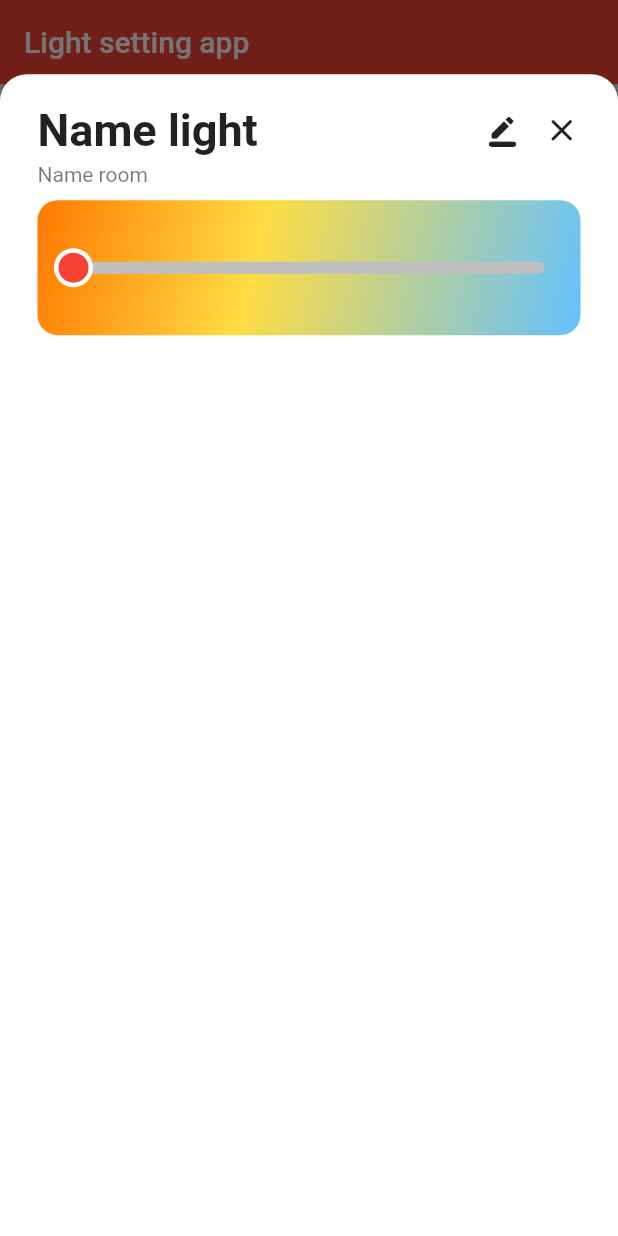
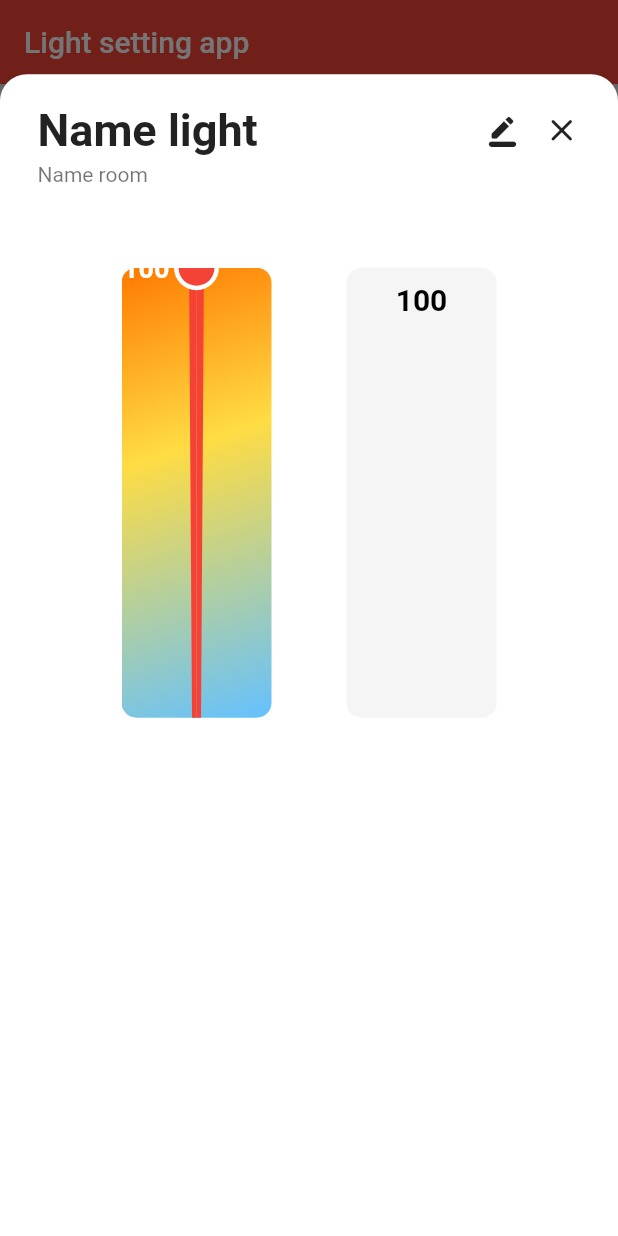
Before and after one commit to minhtringuyennn/brightness_control, a Flutter app: the screen it shows after launch, after a tap on "Show Setting", on a phone screen of 412 x 824 dp. Run offline on Flutter 3.47's test engine with Material 2 defaults, Android fonts, the phone set to English and light mode, and no system bars; our stand-ins replace get.

Commit message:
Finish view

```diff
--- /dev/null
+++ b/lib/Light Slider/customSlider.dart
@@ -0,0 +1,97 @@
+import 'package:brightness_control/Light%20Slider/customTrack.dart';
+import 'package:flutter/material.dart';
+import 'package:get/get.dart';
+
+class LightSlider extends StatefulWidget {
+  final double width;
+  final double height;
+
+  const LightSlider({Key? key, this.width = 100, this.height = 300})
+      : super(key: key);
+  @override
+  _LightSliderState createState() => _LightSliderState();
+}
+
+class _LightSliderState extends State<LightSlider> {
+  //Offset location = Offset(0.0, 0.0);
+  RxDouble dragPosition = 0.0.obs;
+  RxDouble dragPercentage = 100.0.obs;
+
+  void _onDragUpdate(DragUpdateDetails update) {
+    if (update.localPosition.dy > widget.height)
+      dragPosition.value = widget.height;
+    else
+      dragPosition.value = update.localPosition.dy;
+
+    if (update.localPosition.dy < 0) dragPosition.value = 0;
+
+    dragPosition.value = double.parse(dragPosition.toStringAsFixed(1));
+    dragPercentage.value = (1 - (dragPosition / widget.height)) * 100;
+  }
+
+  @override
+  Widget build(BuildContext context) {
+    return Container(
+      child: GestureDetector(
+        child: Stack(
+          alignment: Alignment.bottomCenter,
+          children: [
+            Container(
+              height: widget.height,
+              width: widget.width,
+              decoration: new BoxDecoration(
+                borderRadius: new BorderRadius.all(
+                  Radius.circular((widget.width * .1)),
+                ),
+                gradient: new LinearGradient(
+                  colors: [
+                    const Color.fromRGBO(255, 121, 0, 1),
+                    const Color.fromRGBO(255, 220, 67, 1),
+                    const Color.fromRGBO(100, 193, 255, 1),
+                  ],
+                  begin: const FractionalOffset(0.0, 0.0),
+                  end: const FractionalOffset(1.0, 1.0),
+                  stops: [0.0, 0.4, 1.0],
+                  tileMode: TileMode.clamp,
+                ),
+              ),
+            ),
+            Positioned(
+              left: widget.width / 2,
+              child: Container(
+                height: widget.height,
+                width: widget.width,
+                child: Obx(
+                  () => CustomPaint(
+                    painter: DrawLightTrack(
+                      sliderPosition: dragPosition.value,
+                      stroke_width: 8,
+                      color: Color.fromRGBO(182, 182, 182, 1),
+                    ),
+                  ),
+                ),
+              ),
+            ),
+            Positioned(
+              height: widget.height - dragPosition.value + 10,
+              width: widget.width,
+              right: widget.width - 32,
+              child: Text(
+                '${dragPercentage.round()}',
+                textDirection: TextDirection.rtl,
+                style: TextStyle(
+                  fontSize: 18,
+                  fontWeight: FontWeight.bold,
+                  color: Colors.white,
+                ),
+              ),
+            )
+          ],
+        ),
+        onVerticalDragUpdate: (update) {
+          setState(() => _onDragUpdate(update));
+        },
+      ),
+    );
+  }
+}
--- /dev/null
+++ b/lib/Light Slider/customTrack.dart
@@ -0,0 +1,83 @@
+import 'package:flutter/material.dart';
+
+class DrawLightTrack extends CustomPainter {
+  final double sliderPosition;
+  final double dragPercentage;
+  final Color color;
+  final trackShape, indicatorShape, indicatorBorder;
+  final double stroke_width;
+
+  DrawLightTrack({
+    this.sliderPosition = 0.0,
+    this.dragPercentage = 0.0,
+    required this.stroke_width,
+    this.color = Colors.black,
+  })  : trackShape = Paint()
+          ..color = color
+          ..strokeWidth = stroke_width
+          ..style = PaintingStyle.fill,
+        indicatorShape = Paint()
+          ..color = Colors.red
+          ..style = PaintingStyle.fill,
+        indicatorBorder = Paint()
+          ..color = Colors.white
+          ..style = PaintingStyle.fill;
+
+  @override
+  void paint(Canvas canvas, Size size) {
+    //_drawAnchor(canvas, size);
+    _drawLine(canvas, size);
+    _drawActiveLine(canvas, size);
+  }
+
+  @override
+  bool shouldRepaint(covariant CustomPainter oldDelegate) => true;
+
+  /* Draw components
+  void _drawAnchor(Canvas canvas, Size size) {
+    canvas.drawCircle(Offset(size.width * 0, size.height * 1/2), 7.5, trackShape);
+    canvas.drawCircle(Offset(size.width * 1, size.height * 1/2), 7.5, trackShape);
+  }*/
+  void _drawLine(Canvas canvas, Size size) {
+    canvas.drawRect(
+      Offset(-stroke_width / 2, 0) & Size(stroke_width, sliderPosition),
+      trackShape,
+    );
+  }
+
+  void _drawActiveLine(Canvas canvas, Size size) {
+    final shape = Paint()
+      ..strokeWidth = 5.0
+      ..strokeCap = StrokeCap.round
+      ..color = Colors.red;
+
+    final path1 = Path();
+    path1.moveTo(0, size.height);
+    path1.lineTo(-3, size.height);
+    path1.lineTo(-5, sliderPosition);
+    path1.lineTo(0, sliderPosition);
+
+    path1.close();
+    canvas.drawPath(path1, shape);
+
+    final path2 = Path();
+    path2.moveTo(0, size.height);
+    path2.lineTo(3, size.height);
+    path2.lineTo(5, sliderPosition);
+    path2.lineTo(0, sliderPosition);
+
+    path2.close();
+    canvas.drawPath(path2, shape);
+
+    canvas.drawCircle(
+      Offset(0, sliderPosition),
+      15.0,
+      indicatorBorder,
+    );
+    canvas.drawCircle(
+      Offset(0, sliderPosition),
+      12.0,
+      indicatorShape,
+    );
+  }
+}
--- /dev/null
+++ b/lib/Volume Slider/customSlider.dart
@@ -0,0 +1,81 @@
+import 'package:brightness_control/Volume%20Slider/customTrack.dart';
+import 'package:flutter/material.dart';
+import 'package:get/get.dart';
+
+class CustomSlider extends StatefulWidget {
+  final double width;
+  final double height;
+
+  const CustomSlider({Key? key, this.width = 100, this.height = 300})
+      : super(key: key);
+  @override
+  _CustomSliderState createState() => _CustomSliderState();
+}
+
+class _CustomSliderState extends State<CustomSlider> {
+  //Offset location = Offset(0.0, 0.0);
+  RxDouble dragPosition = 0.0.obs;
+  RxDouble dragPercentage = 100.0.obs;
+
+  void _onDragUpdate(DragUpdateDetails update) {
+    if (update.localPosition.dy > widget.height)
+      dragPosition.value = widget.height;
+    else
+      dragPosition.value = update.localPosition.dy;
+
+    if (update.localPosition.dy < 0) dragPosition.value = 0;
+
+    dragPosition.value = double.parse(dragPosition.toStringAsFixed(1));
+    dragPercentage.value = (1 - (dragPosition / widget.height)) * 100;
+  }
+
+  @override
+  Widget build(BuildContext context) {
+    return Container(
+      child: GestureDetector(
+        child: Stack(
+          alignment: Alignment.bottomCenter,
+          children: [
+            Container(
+              height: widget.height,
+              width: widget.width,
+              decoration: BoxDecoration(
+                borderRadius: BorderRadius.circular(widget.width * .1),
+                color: Colors.grey[100],
+              ),
+            ),
+            ClipRRect(
+              borderRadius: BorderRadius.circular(widget.width * .1),
+              child: Container(
+                height: widget.height,
+                width: widget.width,
+                child: Obx(
+                  () => CustomPaint(
+                    painter: DrawTrack(
+                      sliderPosition: dragPosition.value,
+                      stroke_width: widget.width,
+                    ),
+                  ),
+                ),
+              ),
+            ),
+            Positioned(
+              height: widget.height - dragPosition.value - 10,
+              child: Text(
+                '${dragPercentage.round()}',
+                style: TextStyle(
+                  fontSize: 20,
+                  fontWeight: FontWeight.bold,
+                  color: Colors.black,
+                ),
+              ),
+            )
+          ],
+        ),
+        onVerticalDragUpdate: (update) {
+          setState(() => _onDragUpdate(update));
+        },
+      ),
+    );
+  }
+}
--- /dev/null
+++ b/lib/Volume Slider/customTrack.dart
@@ -0,0 +1,60 @@
+import 'package:flutter/material.dart';
+
+class DrawTrack extends CustomPainter {
+  final double sliderPosition;
+  final double dragPercentage;
+  final Color color;
+  final trackShape, indicatorShape, indicatorBorder;
+  final double stroke_width;
+
+  DrawTrack({
+    this.sliderPosition = 0.0,
+    this.dragPercentage = 0.0,
+    required this.stroke_width,
+    this.color = Colors.black26,
+  })  : trackShape = Paint()
+          ..color = color
+          ..strokeWidth = stroke_width
+          ..style = PaintingStyle.fill,
+        indicatorShape = Paint()
+          ..color = Colors.red
+          ..style = PaintingStyle.fill,
+        indicatorBorder = Paint()
+          ..color = Colors.white
+          ..style = PaintingStyle.fill;
+
+  @override
+  void paint(Canvas canvas, Size size) {
+    //_drawAnchor(canvas, size);
+    _drawLine(canvas, size);
+    //_drawIndicator(canvas, size);
+  }
+
+  @override
+  bool shouldRepaint(covariant CustomPainter oldDelegate) => true;
+
+  /* Draw components
+  void _drawAnchor(Canvas canvas, Size size) {
+    canvas.drawCircle(Offset(size.width * 0, size.height * 1/2), 7.5, trackShape);
+    canvas.drawCircle(Offset(size.width * 1, size.height * 1/2), 7.5, trackShape);
+  }*/
+  void _drawLine(Canvas canvas, Size size) {
+    canvas.drawRect(
+      Offset(0, 0) & Size(stroke_width, sliderPosition),
+      trackShape,
+    );
+  }
+
+  /*void _drawIndicator(Canvas canvas, Size size) {
+    canvas.drawCircle(
+      Offset(0, sliderPosition),
+      15.0,
+      indicatorBorder,
+    );
+    canvas.drawCircle(
+      Offset(0, sliderPosition),
+      12.0,
+      indicatorShape,
+    );
+  }*/
+}
--- a/lib/custom_slider.dart
+++ /dev/null
@@ -1,65 +0,0 @@
-import 'package:brightness_control/slider.dart';
-import 'package:flutter/material.dart';
-
-class SliderWidget extends StatefulWidget {
-  final double sliderHeight;
-  final int min;
-  final int max;
-  final fullWidth;
-
-  SliderWidget({
-    this.sliderHeight = 90,
-    this.max = 10,
-    this.min = 0,
-    this.fullWidth = true,
-  });
-
-  @override
-  _SliderWidgetState createState() => _SliderWidgetState();
-}
-
-class _SliderWidgetState extends State<SliderWidget> {
-  double _value = 0;
-
-  @override
-  Widget build(BuildContext context) {
-    return Container(
-      width: this.widget.fullWidth
-          ? double.infinity
-          : (this.widget.sliderHeight) * 5.5,
-      height: (this.widget.sliderHeight),
-      decoration: new BoxDecoration(
-        borderRadius: new BorderRadius.all(
-          Radius.circular((this.widget.sliderHeight * .15)),
-        ),
-        gradient: new LinearGradient(
-          colors: [
-            const Color.fromRGBO(255, 121, 0, 1),
-            const Color.fromRGBO(255, 220, 67, 1),
-            const Color.fromRGBO(100, 193, 255, 1),
-          ],
-          begin: const FractionalOffset(0.0, 0.0),
-          end: const FractionalOffset(1.0, 1.0),
-          stops: [0.0, 0.4, 1.0],
-          tileMode: TileMode.clamp,
-        ),
-      ),
-      child: SliderTheme(
-        data: SliderTheme.of(context).copyWith(
-          activeTrackColor: Color.fromRGBO(251, 49, 36, 1),
-          inactiveTrackColor: Color.fromRGBO(191, 191, 191, 1),
-          trackHeight: 8.0,
-          overlayColor: Colors.white.withOpacity(.0),
-          thumbShape: CustomSliderThumbShape(),
-        ),
-        child: Slider(
-            value: _value,
-            onChanged: (value) {
-              setState(() {
-                _value = value;
-              });
-            }),
-      ),
-    );
-  }
-}
--- a/lib/main.dart
+++ b/lib/main.dart
@@ -1,6 +1,8 @@
-import 'package:brightness_control/custom_slider.dart';
 import 'package:flutter/material.dart';
 import 'package:get/get.dart';
+
+import 'Light Slider/customSlider.dart';
+import 'Volume Slider/customSlider.dart';
 
 void main() => runApp(
       GetMaterialApp(
@@ -61,7 +63,7 @@ class BuildSheet extends StatelessWidget {
 class BuildContent extends StatelessWidget {
   final ScrollController controller;
 
-  const BuildContent({
+  BuildContent({
     Key? key,
     required this.controller,
   }) : super(key: key);
@@ -76,8 +78,15 @@ class BuildContent extends StatelessWidget {
           padding: const EdgeInsets.symmetric(vertical: 4),
           child: Text("Name room", style: TextStyle(color: Colors.black54)),
         ),
-        SizedBox(height: 5),
-        SliderWidget(),
+        SizedBox(height: 50),
+        Row(
+          mainAxisAlignment: MainAxisAlignment.center,
+          children: [
+            LightSlider(),
+            SizedBox(width: 50),
+            CustomSlider(),
+          ],
+        ),
       ],
     );
   }
--- a/lib/slider.dart
+++ /dev/null
@@ -1,85 +0,0 @@
-import 'package:flutter/material.dart';
-import 'dart:math' as math;
-
-class CustomSliderThumbShape extends SliderComponentShape {
-  /// Create a slider thumb that draws a circle.
-  const CustomSliderThumbShape({
-    this.enabledThumbRadius = 10.0,
-    this.disabledThumbRadius,
-    this.elevation = 1.0,
-    this.pressedElevation = 6.0,
-  });
-
-  final double enabledThumbRadius;
-
-  final double? disabledThumbRadius;
-  double get _disabledThumbRadius => disabledThumbRadius ?? enabledThumbRadius;
-
-  final double elevation;
-
-  final double pressedElevation;
-
-  @override
-  Size getPreferredSize(bool isEnabled, bool isDiscrete) {
-    return Size.fromRadius(
-        isEnabled == true ? enabledThumbRadius : _disabledThumbRadius);
-  }
-
-  @override
-  void paint(
-    PaintingContext context,
-    Offset center, {
-    required Animation<double> activationAnimation,
-    required Animation<double> enableAnimation,
-    required bool isDiscrete,
-    required TextPainter labelPainter,
-    required RenderBox parentBox,
-    required SliderThemeData sliderTheme,
-    required TextDirection textDirection,
-    required double value,
-    required double textScaleFactor,
-    required Size sizeWithOverflow,
-  }) {
-    assert(sliderTheme.disabledThumbColor != null);
-    assert(sliderTheme.thumbColor != null);
-
-    final Canvas canvas = context.canvas;
-    final Tween<double> radiusTween = Tween<double>(
-      begin: _disabledThumbRadius,
-      end: enabledThumbRadius,
-    );
-    final ColorTween colorTween = ColorTween(
-      begin: sliderTheme.disabledThumbColor,
-      end: sliderTheme.thumbColor,
-    );
-
-    final Color color = colorTween.evaluate(enableAnimation)!;
-    final double radius = radiusTween.evaluate(enableAnimation);
-
-    final Tween<double> elevationTween = Tween<double>(
-      begin: elevation,
-      end: pressedElevation,
-    );
-
-    /* final double evaluatedElevation =
-        elevationTween.evaluate(activationAnimation);
-    final Path path = Path()
-      ..addArc(
-          Rect.fromCenter(
-              center: center, width: 2 * radius, height: 2 * radius),
-          0,
-          math.pi * 2);
-    canvas.drawShadow(path, Colors.black, evaluatedElevation, true);*/
-
-    canvas.drawCircle(
-      center,
-      radius * 1.3,
-      Paint()..color = Colors.white,
-    );
-    canvas.drawCircle(
-      center,
-      radius,
-      Paint()..color = color,
-    );
-  }
-}
--- a/pubspec.yaml
+++ b/pubspec.yaml
@@ -13,6 +13,7 @@ dependencies:
     sdk: flutter
   cupertino_icons: ^1.0.2
   get: ^4.2.4
+  intl: ^0.17.0
 
 dev_dependencies:
   flutter_test:
```
Also changed, not shown: pubspec.lock, 39 other files.
